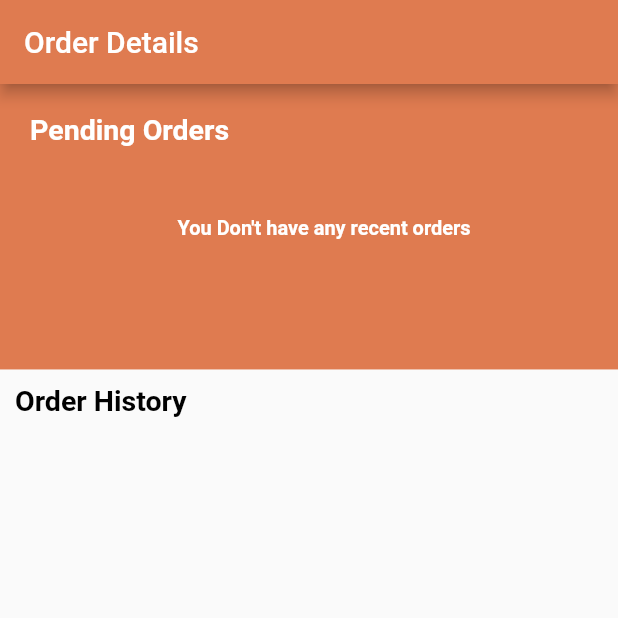
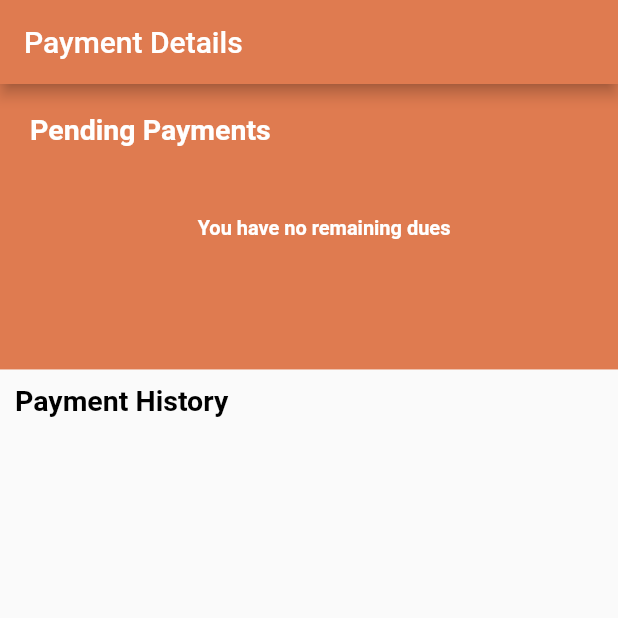
Before and after one commit to niranjanthapa6441/CloudKitchen-Frontend, a Flutter app: the screen it shows after launch, on a phone screen of 412 x 824 dp, the top half of it. Run offline on Flutter 3.47's test engine with Material 2 defaults, Android fonts, the phone set to English and light mode, and no system bars; our stand-ins replace get, shared_preferences; missing offline and left inert: dart:ffi; network calls fail.

Commit message:
payments page done

```diff
--- a/lib/Response/payments.dart
+++ b/lib/Response/payments.dart
@@ -53,14 +53,14 @@ class Data {
 }
 
 class Payments {
-  late int _paidAmount;
+  late double _paidAmount;
   late String _paymentDate;
   late String _paymentTime;
   late String _paymentMethod;
   late String _paymentPartner;
   late String _status;
 
-  int get paidAmount => _paidAmount;
+  double get paidAmount => _paidAmount;
   String get paymentDate => _paymentDate;
   String get paymentTime => _paymentTime;
   String get paymentMethod => _paymentMethod;
--- a/lib/controller/payment_controller.dart
+++ b/lib/controller/payment_controller.dart
@@ -27,7 +27,7 @@ class PaymentController extends GetxController {
 
   bool _isLoaded = false;
   bool get isLoaded => _isLoaded;
-  Future<void> getCustomerBookingDetails() async {
+  Future<void> getCustomerPaymentDetails() async {
     Response response = await paymentRepo.getCustomerPayment();
     if (response.statusCode == 200) {
       _isLoaded = true;
--- a/lib/main.dart
+++ b/lib/main.dart
@@ -1,5 +1,6 @@
 import 'package:cloud_kitchen/pages/homepage/homepage.dart';
 import 'package:cloud_kitchen/pages/orders/orders_page_body.dart';
+import 'package:cloud_kitchen/pages/payment_details/payment_details_page.dart';
 import 'package:flutter/material.dart';
 import 'package:get/get.dart';
 import 'package:cloud_kitchen/utils/helper/dependencies.dart' as dep;
@@ -26,7 +27,7 @@ class MyApp extends StatelessWidget {
           )),
       debugShowCheckedModeBanner: false,
       getPages: RouteHelper.routes,
-      home: OrdersPage(),
+      home: PaymentDetailsPage(),
     );
   }
 }
--- a/lib/pages/payment_details/payment_details_page.dart
+++ b/lib/pages/payment_details/payment_details_page.dart
@@ -0,0 +1,29 @@
+import 'package:cloud_kitchen/pages/payment_details/payment_details_page_body.dart';
+import 'package:flutter/material.dart';
+
+class PaymentDetailsPage extends StatefulWidget {
+  const PaymentDetailsPage({super.key});
+
+  @override
+  State<PaymentDetailsPage> createState() => _PaymentDetailsPageState();
+}
+
+class _PaymentDetailsPageState extends State<PaymentDetailsPage> {
+  @override
+  Widget build(BuildContext context) {
+    return Scaffold(
+      appBar: AppBar(
+        automaticallyImplyLeading: false,
+        title: const Text('Payment Details'),
+        backgroundColor: Color.fromARGB(255, 223, 123, 80),
+      ),
+      body: Column(
+        children: [
+          Container(
+              child: Expanded(
+                  child: SingleChildScrollView(child: PaymentDetailsPageBody()))),
+        ],
+      ),
+    );
+  }
+}
--- a/lib/pages/payment_details/payment_details_page_body.dart
+++ b/lib/pages/payment_details/payment_details_page_body.dart
@@ -0,0 +1,260 @@
+import 'package:cloud_kitchen/Response/payments.dart';
+import 'package:cloud_kitchen/controller/payment_controller.dart';
+import 'package:flutter/cupertino.dart';
+import 'package:flutter/material.dart';
+import 'package:get/get.dart';
+import 'package:intl/intl.dart';
+
+import '../../utils/Color/colors.dart';
+import '../../utils/dimensions/dimension.dart';
+import '../../widgets/big_text.dart';
+import '../../widgets/small_text.dart';
+
+class PaymentDetailsPageBody extends StatefulWidget {
+  const PaymentDetailsPageBody({super.key});
+
+  @override
+  State<PaymentDetailsPageBody> createState() => _PaymentDetailsPageBodyState();
+}
+
+class _PaymentDetailsPageBodyState extends State<PaymentDetailsPageBody> {
+  ScrollController scrollController = ScrollController();
+  var _currentPageValue = 0.0;
+
+  @override
+  void initState() {
+    super.initState();
+  }
+
+  @override
+  void dispose() {
+    scrollController.dispose();
+    super.dispose();
+  }
+
+  @override
+  Widget build(BuildContext context) {
+    Get.find<PaymentController>().getCustomerPaymentDetails();
+    return Column(
+      crossAxisAlignment: CrossAxisAlignment.start,
+      children: [
+        Container(
+          height: Dimensions.height10 * 20,
+          width: Dimensions.width10 * 300,
+          decoration: BoxDecoration(
+            color: Color.fromARGB(255, 223, 123, 80),
+          ),
+          child: Container(
+            margin: EdgeInsets.only(
+                top: Dimensions.height20, left: Dimensions.width20),
+            child: Column(
+              crossAxisAlignment: CrossAxisAlignment.start,
+              children: [
+                BigText(
+                  text: "Pending Payments",
+                  color: Colors.white,
+                ),
+                SizedBox(
+                  height: Dimensions.height50,
+                ),
+                Center(
+                  child: BigText(
+                    text: "You have no remaining dues",
+                    color: Colors.white,
+                    size: Dimensions.font10 * 1.4,
+                  ),
+                )
+              ],
+            ),
+          ),
+        ),
+        Container(
+          margin: EdgeInsets.only(
+              top: Dimensions.height10, left: Dimensions.width10),
+          child: BigText(
+            text: "Payment History",
+            size: Dimensions.font20,
+            color: Colors.black,
+          ),
+        ),
+        GetBuilder<PaymentController>(builder: (payments) {
+          print("payments length" +
+              payments.customerPaymentDetails.length.toString());
+          return GestureDetector(
+            child: Container(
+              height: Dimensions.height10 * 100,
+              child: ListView.builder(
+                  controller: scrollController,
+                  shrinkWrap: true,
+                  padding: EdgeInsets.zero,
+                  physics: NeverScrollableScrollPhysics(),
+                  itemCount: payments.customerPaymentDetails.length,
+                  itemBuilder: (context, index) {
+                    return _buildCustomerBookingDetailItemPage(
+                        index, payments.customerPaymentDetails[index]);
+                  }),
+            ),
+          );
+        }),
+      ],
+    );
+  }
+
+  Widget _buildCustomerBookingDetailItemPage(int index, Payments payments) {
+    String orderDate = payments.paymentDate.toString();
+    DateTime dateTime = DateTime.parse(orderDate);
+    int year = dateTime.year;
+    String monthName = DateFormat('MMMM').format(dateTime);
+    int day = dateTime.day;
+    return Container(
+      margin: EdgeInsets.only(
+          left: Dimensions.width10,
+          right: Dimensions.width10,
+          top: Dimensions.height10,
+          bottom: Dimensions.height10),
+      decoration: BoxDecoration(
+        borderRadius: BorderRadius.circular(Dimensions.radius20),
+        color: Color.fromARGB(255, 255, 255, 255),
+        boxShadow: [
+          BoxShadow(
+            color: Color.fromARGB(255, 238, 236, 236),
+            blurRadius: Dimensions.radius5,
+            offset: Offset(0, 5),
+          ),
+          BoxShadow(
+            color: Color.fromARGB(255, 249, 248, 248),
+            offset: Offset(-5, 0),
+          ),
+          BoxShadow(
+            color: Color.fromARGB(255, 251, 250, 250),
+            offset: Offset(5, 0),
+          )
+        ],
+      ),
+      height: Dimensions.width10 * 17,
+      child: Column(
+        children: [
+          Container(
+            child: Row(
+              children: [
+                //imageContainer
+                Container(
+                  width: Dimensions.width10 * 11,
+                  height: Dimensions.height10 * 12,
+                  margin: EdgeInsets.only(
+                      left: Dimensions.width10,
+                      right: Dimensions.width10,
+                      bottom: Dimensions.height10,
+                      top: Dimensions.height10),
+                  child: Column(
+                    mainAxisAlignment: MainAxisAlignment.center,
+                    children: [
+                      BigText(
+                        text: day.toString(),
+                        color: Color.fromARGB(255, 9, 9, 9),
+                        size: Dimensions.font30,
+                      ),
+                      SmallText(
+                        text: monthName,
+                        color: Color.fromARGB(255, 9, 9, 9),
+                        size: Dimensions.font10 * 1.8,
+                      ),
+                      SmallText(
+                        text: year.toString(),
+                        color: Color.fromARGB(255, 14, 13, 13),
+                        size: Dimensions.font10 * 1.6,
+                      )
+                    ],
+                  ),
+                ),
+                //textContainer
+                Expanded(
+                  child: Container(
+                    width: Dimensions.width30 * 35,
+                    height: Dimensions.height10 * 16,
+                    padding: EdgeInsets.only(top: Dimensions.height10),
+                    child: Column(
+                      crossAxisAlignment: CrossAxisAlignment.start,
+                      children: [
+                        SmallText(
+                          text: "Paid Via:",
+                          color: AppColors.mainBlackColor,
+                          size: 18,
+                        ),
+                        SizedBox(
+                          height: Dimensions.height15,
+                        ),
+                        SmallText(
+                          text: "Method:",
+                          color: AppColors.mainBlackColor,
+                          size: 18,
+                        ),
+                        SizedBox(
+                          height: Dimensions.height15,
+                        ),
+                        SmallText(
+                          text: "Paid Amount:",
+                          color: AppColors.mainBlackColor,
+                          size: 18,
+                        ),
+                        SizedBox(
+                          height: Dimensions.height20 * 0.92,
+                        ),
+                        SmallText(
+                          text: "Status:",
+                          color: AppColors.mainBlackColor,
+                          size: 18,
+                        ),
+                      ],
+                    ),
+                  ),
+                ),
+                Expanded(
+                  child: Container(
+                    padding: EdgeInsets.only(top: Dimensions.height10),
+                    width: Dimensions.width30 * 30,
+                    height: Dimensions.height10 * 16,
+                    child: Column(
+                      crossAxisAlignment: CrossAxisAlignment.start,
+                      children: [
+                        SmallText(
+                          text: payments.paymentPartner.toString(),
+                          color: AppColors.mainBlackColor,
+                          size: 18,
+                        ),
+                        SizedBox(
+                          height: Dimensions.height15,
+                        ),
+                        SmallText(
+                          text: payments.paymentMethod.toString(),
+                          color: AppColors.mainBlackColor,
+                          size: 18,
+                        ),
+                        SizedBox(
+                          height: Dimensions.height15,
+                        ),
+                        SmallText(
+                          text: payments.paidAmount.toString(),
+                          color: AppColors.mainBlackColor,
+                          size: 18,
+                        ),
+                        SizedBox(
+                          height: Dimensions.height20 * 0.92,
+                        ),
+                        SmallText(
+                          text: payments.status.toString(),
+                          color: AppColors.mainBlackColor,
+                          size: 18,
+                        ),
+                      ],
+                    ),
+                  ),
+                ),
+              ],
+            ),
+          ),
+        ],
+      ),
+    );
+  }
+}
--- a/lib/repository/payment_repository.dart
+++ b/lib/repository/payment_repository.dart
@@ -9,6 +9,7 @@ class PaymentRepo {
   PaymentRepo({required this.apiClient});
 
   Future<Response> getCustomerPayment() async {
+    print("uri" + apiClient.appBaseUrl + AppConstant.paymentsURI);
     return await apiClient.getData(
         AppConstant.paymentsURI,
         apiClient.mainHeaders);
```
